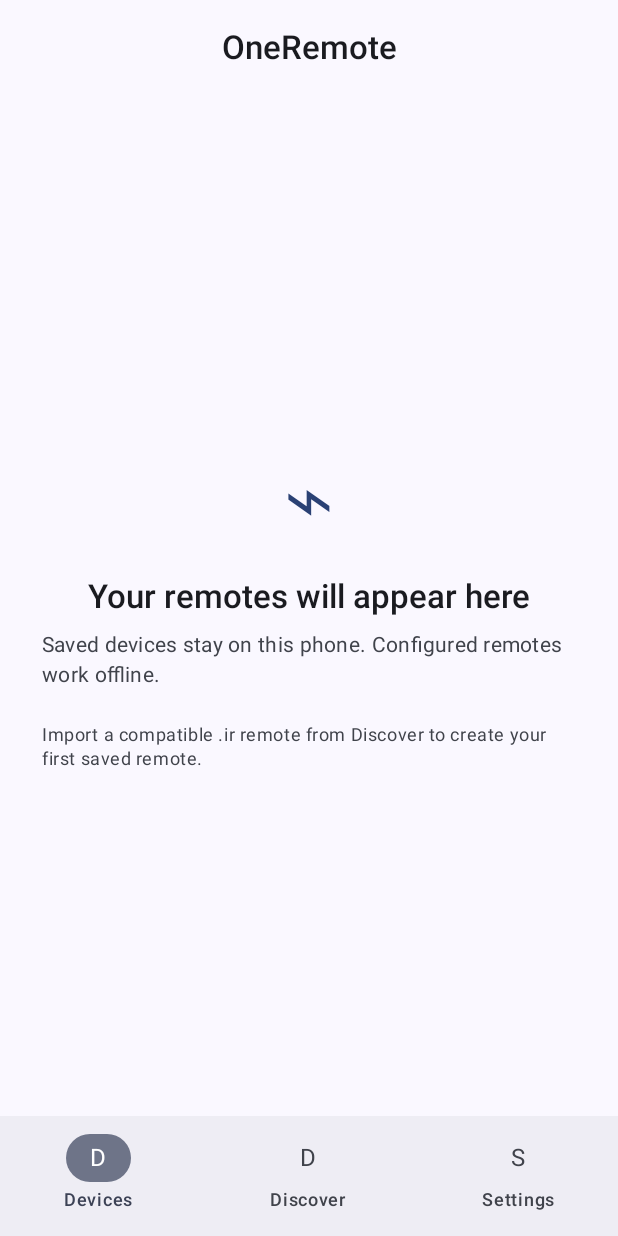
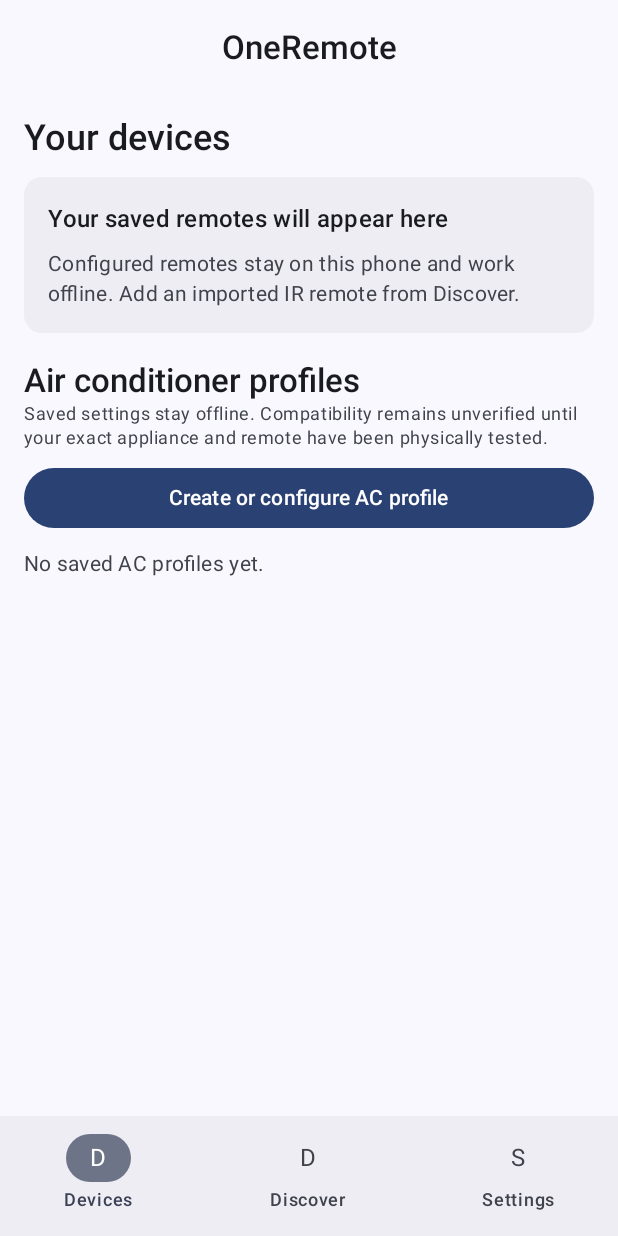
Before and after one commit to narayananagapuri25/Universal_Remote, an Android app built with Jetpack Compose: the screen it shows after launch (MainActivity), on a phone screen of 412 x 824 dp. Run offline under Robolectric (Android 15) with nearby library versions, the phone set to English and light mode, and no system bars; our stand-ins replace Room's generated code.

Commit message:
feat: show saved AC profiles on Devices home

```diff
--- a/app/src/main/java/dev/localremote/app/MainActivity.kt
+++ b/app/src/main/java/dev/localremote/app/MainActivity.kt
@@ -55,6 +55,7 @@ import dev.localremote.app.connectivity.infrared.protocol.IrRemoteButton
 import dev.localremote.app.core.model.DeviceCategory
 import dev.localremote.app.data.local.SavedDeviceEntity
 import dev.localremote.app.data.local.DaikinAcProfileDao
+import dev.localremote.app.data.local.DaikinAcProfileEntity
 import dev.localremote.app.data.local.SavedIrProfileRepository
 import dev.localremote.app.platform.infrared.AndroidConsumerIrDriver
 import dev.localremote.app.platform.infrared.BuiltInIrTransmitter
@@ -138,10 +139,13 @@ private fun OneRemoteApp(
 ) {
     val context = LocalContext.current
     val scope = rememberCoroutineScope()
+    val savedDaikinProfiles by daikinProfileDao.observeAll()
+        .collectAsStateWithLifecycle(initialValue = emptyList())
 
     var destination by rememberSaveable { mutableStateOf(Destination.DEVICES) }
     var openProfileId by rememberSaveable { mutableStateOf<String?>(null) }
     var openDaikinAc by rememberSaveable { mutableStateOf(false) }
+    var selectedDaikinProfileId by rememberSaveable { mutableStateOf<String?>(null) }
     var importState by remember { mutableStateOf<ImportState>(ImportState.Idle) }
     var importDisplayName by rememberSaveable { mutableStateOf("Imported remote") }
     var importBrand by rememberSaveable { mutableStateOf("Custom") }
@@ -263,6 +267,7 @@ private fun OneRemoteApp(
                         OutlinedButton(onClick = {
                             openProfileId = null
                             openDaikinAc = false
+                            selectedDaikinProfileId = null
                         }) {
                             Text("Back")
                         }
@@ -295,7 +300,8 @@ private fun OneRemoteApp(
                 DaikinAcRemoteScreen(
                     irHardware = irHardware,
                     dispatcher = daikinDispatcher,
-                    profileDao = daikinProfileDao
+                    profileDao = daikinProfileDao,
+                    initialProfileId = selectedDaikinProfileId
                 )
             } else if (openProfileId != null) {
                 when (val remote = currentRemoteState) {
@@ -328,11 +334,23 @@ private fun OneRemoteApp(
                 when (destination) {
                     Destination.DEVICES -> DevicesScreen(
                         devices = savedDevices,
-                        onOpenRemote = { profileId -> openProfileId = profileId }
+                        daikinProfiles = savedDaikinProfiles,
+                        onOpenRemote = { profileId -> openProfileId = profileId },
+                        onOpenDaikinAc = {
+                            selectedDaikinProfileId = null
+                            openDaikinAc = true
+                        },
+                        onOpenDaikinProfile = { profileId ->
+                            selectedDaikinProfileId = profileId
+                            openDaikinAc = true
+                        }
                     )
                     Destination.DISCOVER -> DiscoverScreen(
                         irHardware = irHardware,
-                        onOpenDaikinAc = { openDaikinAc = true },
+                        onOpenDaikinAc = {
+                            selectedDaikinProfileId = null
+                            openDaikinAc = true
+                        },
                         importDisplayName = importDisplayName,
                         onDisplayNameChange = { importDisplayName = it },
                         importBrand = importBrand,
@@ -383,41 +401,11 @@ private fun OneRemoteApp(
 @Composable
 private fun DevicesScreen(
     devices: List<SavedDeviceEntity>,
-    onOpenRemote: (String) -> Unit
+    daikinProfiles: List<DaikinAcProfileEntity>,
+    onOpenRemote: (String) -> Unit,
+    onOpenDaikinAc: () -> Unit,
+    onOpenDaikinProfile: (String) -> Unit
 ) {
-    if (devices.isEmpty()) {
-        Column(
-            modifier = Modifier
-                .fillMaxSize()
-                .padding(horizontal = 28.dp, vertical = 36.dp),
-            horizontalAlignment = Alignment.CenterHorizontally,
-            verticalArrangement = Arrangement.Center
-        ) {
-            Text(
-                "⌁",
-                style = MaterialTheme.typography.displayLarge,
-                color = MaterialTheme.colorScheme.primary
-            )
-            Spacer(Modifier.height(12.dp))
-            Text(
-                "Your remotes will appear here",
-                style = MaterialTheme.typography.titleLarge,
-                fontWeight = FontWeight.SemiBold
-            )
-            Spacer(Modifier.height(8.dp))
-            Text(
-                "Saved devices stay on this phone. Configured remotes work offline.",
-                style = MaterialTheme.typography.bodyMedium,
-                color = MaterialTheme.colorScheme.onSurfaceVariant
-            )
-            Spacer(Modifier.height(22.dp))
-            Text(
-                "Import a compatible .ir remote from Discover to create your first saved remote.",
-                style = MaterialTheme.typography.bodySmall,
-                color = MaterialTheme.colorScheme.onSurfaceVariant
-            )
-        }
-    } else {
     LazyColumn(
         modifier = Modifier
             .fillMaxSize()
@@ -431,6 +419,33 @@ private fun DevicesScreen(
                 fontWeight = FontWeight.SemiBold
             )
         }
+
+        if (devices.isEmpty()) {
+            item {
+                Card(
+                    modifier = Modifier.fillMaxWidth(),
+                    colors = CardDefaults.cardColors(
+                        containerColor = MaterialTheme.colorScheme.surfaceContainer
+                    )
+                ) {
+                    Column(
+                        modifier = Modifier.padding(16.dp),
+                        verticalArrangement = Arrangement.spacedBy(8.dp)
+                    ) {
+                        Text(
+                            "Your saved remotes will appear here",
+                            style = MaterialTheme.typography.titleMedium,
+                            fontWeight = FontWeight.SemiBold
+                        )
+                        Text(
+                            "Configured remotes stay on this phone and work offline. Add an imported IR remote from Discover.",
+                            style = MaterialTheme.typography.bodyMedium,
+                            color = MaterialTheme.colorScheme.onSurfaceVariant
+                        )
+                    }
+                }
+            }
+        } else {
             items(devices, key = { it.id }) { device ->
                 Card(
                     modifier = Modifier.fillMaxWidth(),
@@ -461,6 +476,76 @@ private fun DevicesScreen(
                             Spacer(Modifier.height(10.dp))
                             Button(onClick = { onOpenRemote(device.profileId) }) {
                                 Text("Open remote")
+                            }
+                        }
+                    }
+                }
+            }
+        }
+
+        item {
+            Spacer(Modifier.height(8.dp))
+            Text(
+                "Air conditioner profiles",
+                style = MaterialTheme.typography.titleLarge,
+                fontWeight = FontWeight.SemiBold
+            )
+            Text(
+                "Saved settings stay offline. Compatibility remains unverified until your exact appliance and remote have been physically tested.",
+                style = MaterialTheme.typography.bodySmall,
+                color = MaterialTheme.colorScheme.onSurfaceVariant
+            )
+            Spacer(Modifier.height(8.dp))
+            Button(
+                onClick = onOpenDaikinAc,
+                modifier = Modifier.fillMaxWidth()
+            ) {
+                Text("Create or configure AC profile")
+            }
+        }
+
+        if (daikinProfiles.isEmpty()) {
+            item {
+                Text(
+                    "No saved AC profiles yet.",
+                    style = MaterialTheme.typography.bodyMedium,
+                    color = MaterialTheme.colorScheme.onSurfaceVariant
+                )
+            }
+        } else {
+            items(daikinProfiles, key = { "daikin:${it.profileId}" }) { profile ->
+                val setpoint = if (profile.mode == "DRY") {
+                    "Dry · no setpoint"
+                } else {
+                    "${profile.temperatureCelsius} °C"
+                }
+                Card(
+                    modifier = Modifier.fillMaxWidth(),
+                    colors = CardDefaults.cardColors(
+                        containerColor = MaterialTheme.colorScheme.surfaceContainer
+                    )
+                ) {
+                    Column(
+                        modifier = Modifier.padding(16.dp),
+                        verticalArrangement = Arrangement.spacedBy(6.dp)
+                    ) {
+                        Text(
+                            profile.displayName,
+                            style = MaterialTheme.typography.titleMedium,
+                            fontWeight = FontWeight.SemiBold
+                        )
+                        Text(
+                            "${profile.mode.lowercase().replaceFirstChar { it.uppercase() }} · $setpoint · ${profile.transportVariant.replace('_', ' ').lowercase()}",
+                            style = MaterialTheme.typography.bodyMedium
+                        )
+                        Text(
+                            "Compatibility unverified · Saved on this phone",
+                            style = MaterialTheme.typography.labelSmall,
+                            color = MaterialTheme.colorScheme.tertiary
+                        )
+                        Row(horizontalArrangement = Arrangement.spacedBy(8.dp)) {
+                            Button(onClick = { onOpenDaikinProfile(profile.profileId) }) {
+                                Text("Open profile")
                             }
                         }
                     }
```
Lines whose indentation alone changed are shown as unchanged.
